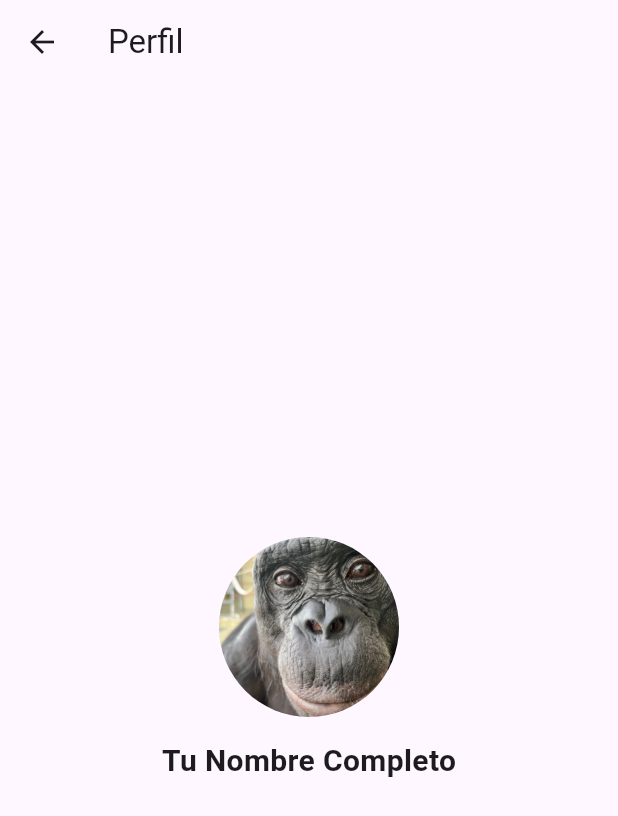
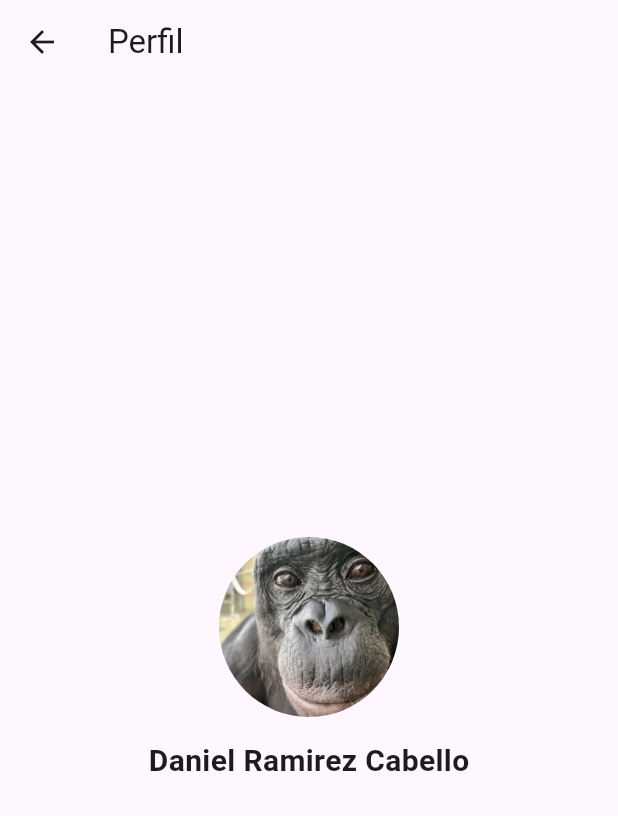
Before and after one commit to dramcab717/PMDM_DanielRamirez, a Flutter app: the ProfileScreen screen opened by its route, on a phone screen of 412 x 824 dp. Shown: the top 816 px of the screen. Run offline on Flutter 3.47's test engine with Material 3 defaults, Android fonts, the phone set to English and light mode, and no system bars.

Commit message:
cctualizacion final

```diff
--- a/tarea1/lib/screens/profile_screen.dart
+++ b/tarea1/lib/screens/profile_screen.dart
@@ -16,7 +16,7 @@ class ProfileScreen extends StatelessWidget {
               backgroundImage: AssetImage("assets/images/yo.jpg"), // tu foto
             ),
             const SizedBox(height: 15),
-            const Text("Tu Nombre Completo",
+            const Text("Daniel Ramirez Cabello",
                 style: TextStyle(fontSize: 20, fontWeight: FontWeight.bold)),
           ],
         ),
```
